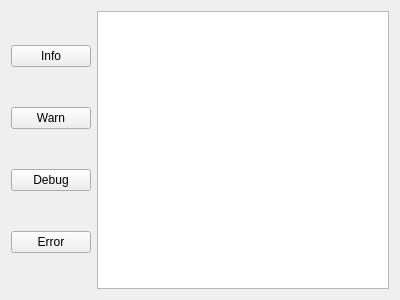
335134701/QT_Demo, file QLog/Qlogger.ui: the form before one commit.
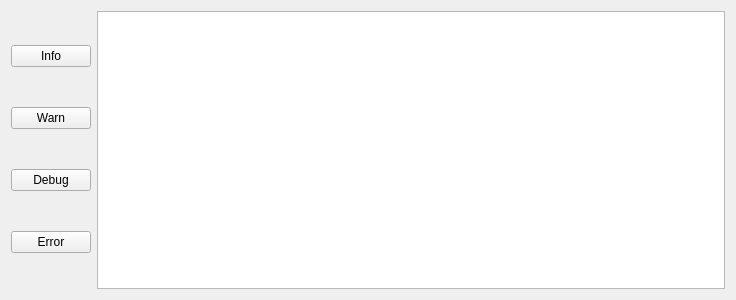
The form after the commit. Icons and pictures are not drawn.

Diff of the .ui file:
```diff
--- a/QLog/Qlogger.ui
+++ b/QLog/Qlogger.ui
@@ -6,7 +6,7 @@
    <rect>
     <x>0</x>
     <y>0</y>
-    <width>400</width>
+    <width>736</width>
     <height>300</height>
    </rect>
   </property>
```
